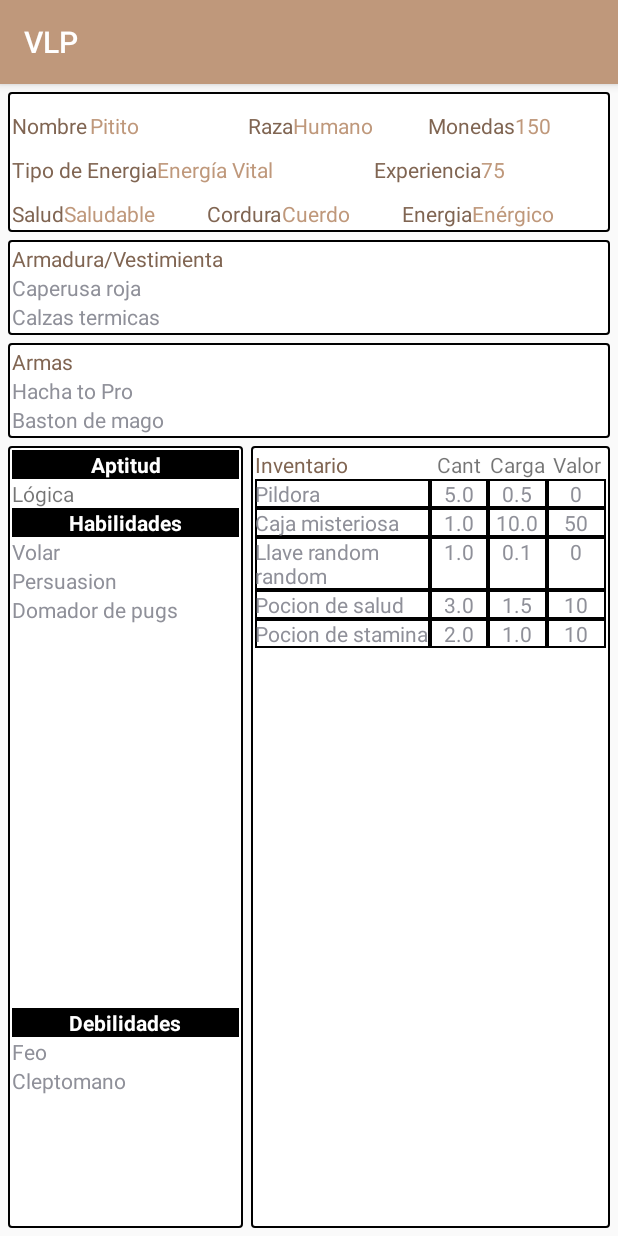
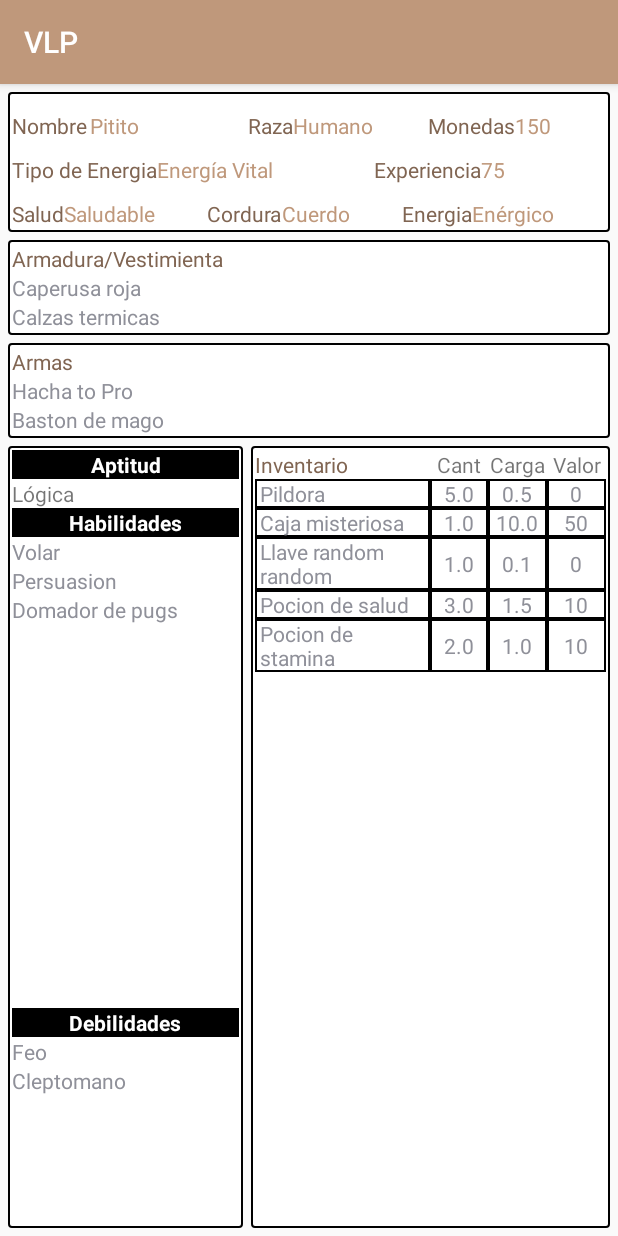
Before and after one commit to tomasdozo/VLP, an Android app: the screen it shows after launch (MainActivity), on a phone screen of 412 x 824 dp. Run offline under Robolectric (Android 15) with nearby library versions, the light colour scheme and no system bars.

Commit message:
Inventory table v1.1

```diff
--- a/app/src/main/java/com/tdozo/vlp/MainActivity.java
+++ b/app/src/main/java/com/tdozo/vlp/MainActivity.java
@@ -2,6 +2,7 @@ package com.tdozo.vlp;
 
 import android.content.Context;
 import android.os.Bundle;
+import android.view.Gravity;
 import android.view.View;
 import android.view.ViewGroup;
 import android.widget.LinearLayout;
@@ -134,6 +135,7 @@ public class MainActivity extends AppCompatActivity {
         }
         for (Item item : cha.getInventory().getItems()) {
             TableRow row = new TableRow(getBaseContext());
+            row.setGravity(Gravity.CENTER_VERTICAL);
 
 
             TextView col0 = new TextView(getBaseContext());
@@ -141,16 +143,19 @@ public class MainActivity extends AppCompatActivity {
             col0.setTextAlignment(View.TEXT_ALIGNMENT_TEXT_START);
             col0.setLayoutParams(new TableRow.LayoutParams(0, ViewGroup.LayoutParams.WRAP_CONTENT, 3.0f));
             col0.setBackground(ContextCompat.getDrawable(this, R.drawable.border));
-
+            col0.setGravity(Gravity.CENTER_VERTICAL);
+            col0.setPadding(5, 0, 5, 0);
             row.addView(col0);
 
-            LinearLayout.LayoutParams param = new TableRow.LayoutParams(0, ViewGroup.LayoutParams.MATCH_PARENT, 1.0f);
+            TableRow.LayoutParams param = new TableRow.LayoutParams(0, ViewGroup.LayoutParams.MATCH_PARENT, 1.0f);
 
             TextView col1 = new TextView(getBaseContext());
             col1.setText(String.valueOf(item.getQuantity()));
             col1.setTextAlignment(View.TEXT_ALIGNMENT_CENTER);
             col1.setLayoutParams(param);
             col1.setBackground(ContextCompat.getDrawable(this, R.drawable.border));
+            col1.setGravity(Gravity.CENTER_VERTICAL);
+
             row.addView(col1);
 
             TextView col2 = new TextView(getBaseContext());
@@ -158,7 +163,7 @@ public class MainActivity extends AppCompatActivity {
             col2.setTextAlignment(View.TEXT_ALIGNMENT_CENTER);
             col2.setLayoutParams(param);
             col2.setBackground(ContextCompat.getDrawable(this, R.drawable.border));
-
+            col2.setGravity(Gravity.CENTER_VERTICAL);
             row.addView(col2);
 
             TextView col3 = new TextView(getBaseContext());
@@ -166,7 +171,7 @@ public class MainActivity extends AppCompatActivity {
             col3.setTextAlignment(View.TEXT_ALIGNMENT_CENTER);
             col3.setLayoutParams(param);
             col3.setBackground(ContextCompat.getDrawable(this, R.drawable.border));
-
+            col3.setGravity(Gravity.CENTER_VERTICAL);
             row.addView(col3);
 
             view_inventory.addView(row);
```
